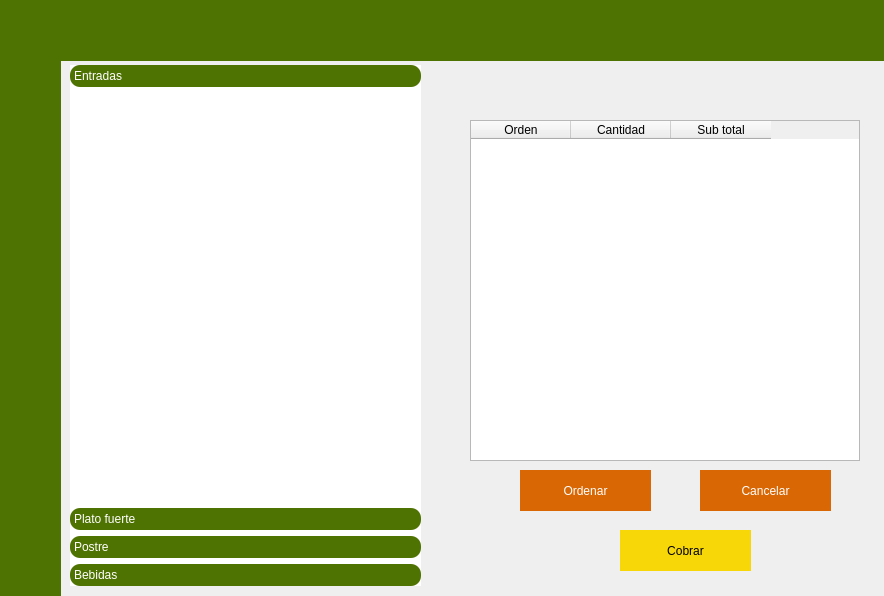
The window that mesero.ui (FernandoHS-0/Sabware) describes before a commit, drawn with Qt 5.
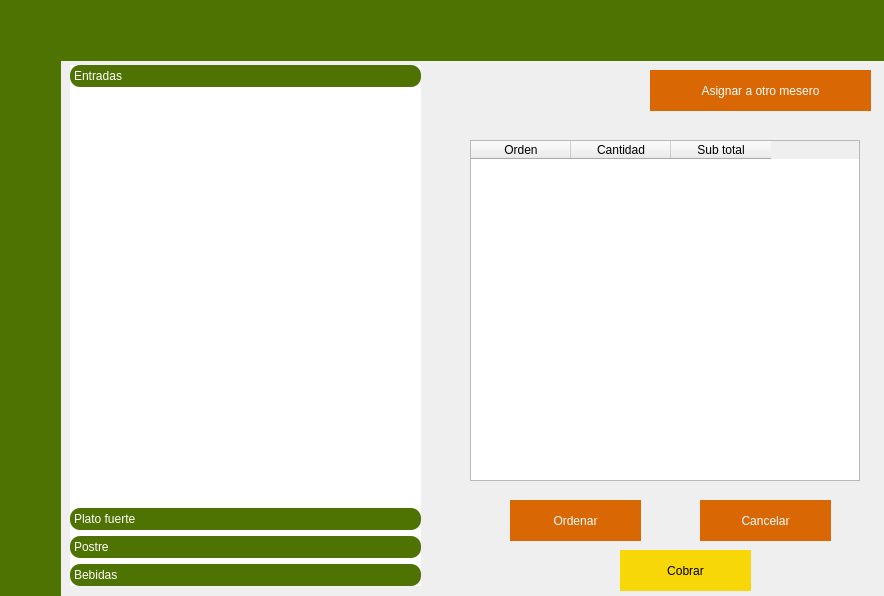
The same window after the commit. The open tabs and pages were chosen to show the change. Icons and pictures are not drawn.

Commit message: Arreglo de la parte de cambiar de mesero.

```diff
--- a/mesero.ui
+++ b/mesero.ui
@@ -277,7 +277,7 @@
      <property name="geometry">
       <rect>
        <x>410</x>
-       <y>60</y>
+       <y>80</y>
        <width>390</width>
        <height>341</height>
       </rect>
@@ -307,7 +307,7 @@
     <widget class="QLabel" name="lblNoMesa">
      <property name="geometry">
       <rect>
-       <x>550</x>
+       <x>440</x>
        <y>30</y>
        <width>91</width>
        <height>41</height>
@@ -324,8 +324,8 @@
     <widget class="QPushButton" name="btnOrdenar">
      <property name="geometry">
       <rect>
-       <x>460</x>
-       <y>410</y>
+       <x>450</x>
+       <y>440</y>
        <width>131</width>
        <height>41</height>
       </rect>
@@ -350,7 +350,7 @@
      <property name="geometry">
       <rect>
        <x>640</x>
-       <y>410</y>
+       <y>440</y>
        <width>131</width>
        <height>41</height>
       </rect>
@@ -375,7 +375,7 @@
      <property name="geometry">
       <rect>
        <x>560</x>
-       <y>470</y>
+       <y>490</y>
        <width>131</width>
        <height>41</height>
       </rect>
@@ -396,6 +396,31 @@
       <string>Cobrar</string>
      </property>
     </widget>
+    <widget class="QPushButton" name="cambiarMesa">
+     <property name="geometry">
+      <rect>
+       <x>590</x>
+       <y>10</y>
+       <width>221</width>
+       <height>41</height>
+      </rect>
+     </property>
+     <property name="styleSheet">
+      <string notr="true">#cambiarMesa{
+	background-color: #D96704;
+	border: none;
+	font: 16pt &quot;HelvLight&quot;;
+	color: white;
+}
+
+#cambiarMesa:Hover{
+	background-color: #A9BF04;
+}</string>
+     </property>
+     <property name="text">
+      <string>Asignar a otro mesero</string>
+     </property>
+    </widget>
    </widget>
    <widget class="QWidget" name="zona3"/>
   </widget>
```
Left out of the diff: 41 changed lines with no effect on the pictures. The commit also changes 2 other files.
